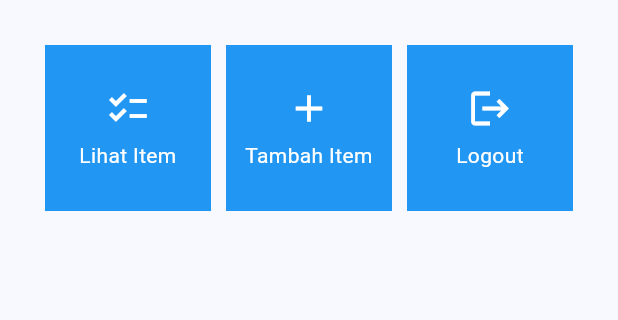
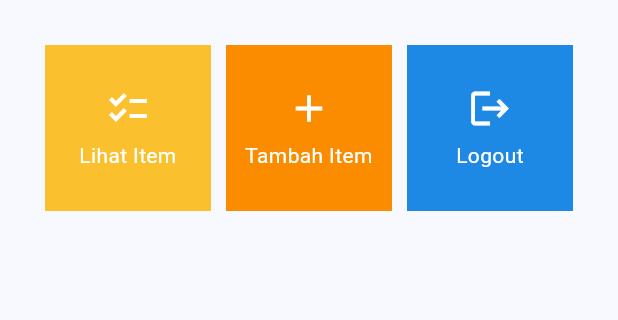
Before and after one commit to bulanath/orbit-tune-mobile, a Flutter app: the screen it shows after launch, on a phone screen of 412 x 824 dp, the part 243-563 px from its top. Run offline on Flutter 3.47's test engine with Material 2 defaults, Android fonts, the light colour scheme and no system bars.

Commit message:
feat: add bonus feature

```diff
--- a/lib/menu.dart
+++ b/lib/menu.dart
@@ -3,17 +3,18 @@ import 'package:flutter/material.dart';
 class Item {
   final String name;
   final IconData icon;
+  final Color color;
 
-  Item(this.name, this.icon);
+  Item(this.name, this.icon, this.color);
 }
 
 class MyHomePage extends StatelessWidget {
   MyHomePage({Key? key}) : super(key: key);
 
   final List<Item> items = [
-    Item("Lihat Item", Icons.checklist),
-    Item("Tambah Item", Icons.add),
-    Item("Logout", Icons.logout),
+    Item("Lihat Item", Icons.checklist, Colors.yellow.shade700),
+    Item("Tambah Item", Icons.add, Colors.orange.shade600),
+    Item("Logout", Icons.logout, Colors.blue.shade600),
   ];
 
   // This widget is the home page of your application. It is stateful, meaning
@@ -82,7 +83,7 @@ class ItemCard extends StatelessWidget {
   @override
   Widget build(BuildContext context) {
     return Material(
-      color: Colors.blue,
+      color: item.color,
       child: InkWell(
         // Area responsive terhadap sentuhan
         onTap: () {
```
Lines whose indentation alone changed are shown as unchanged.
